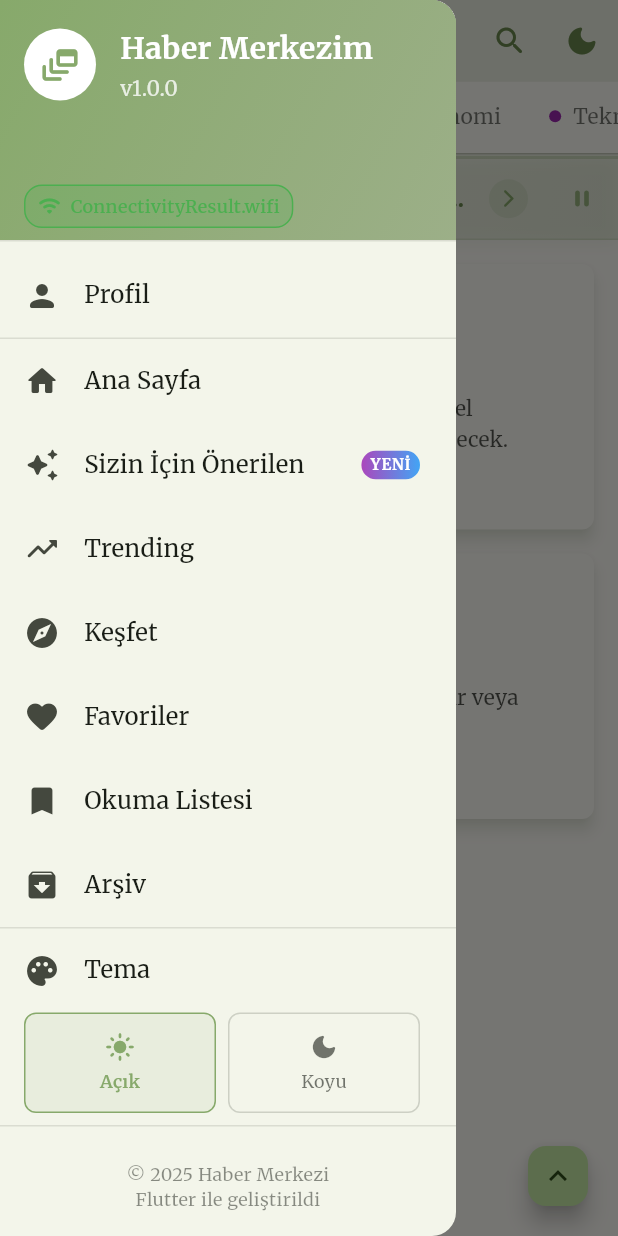
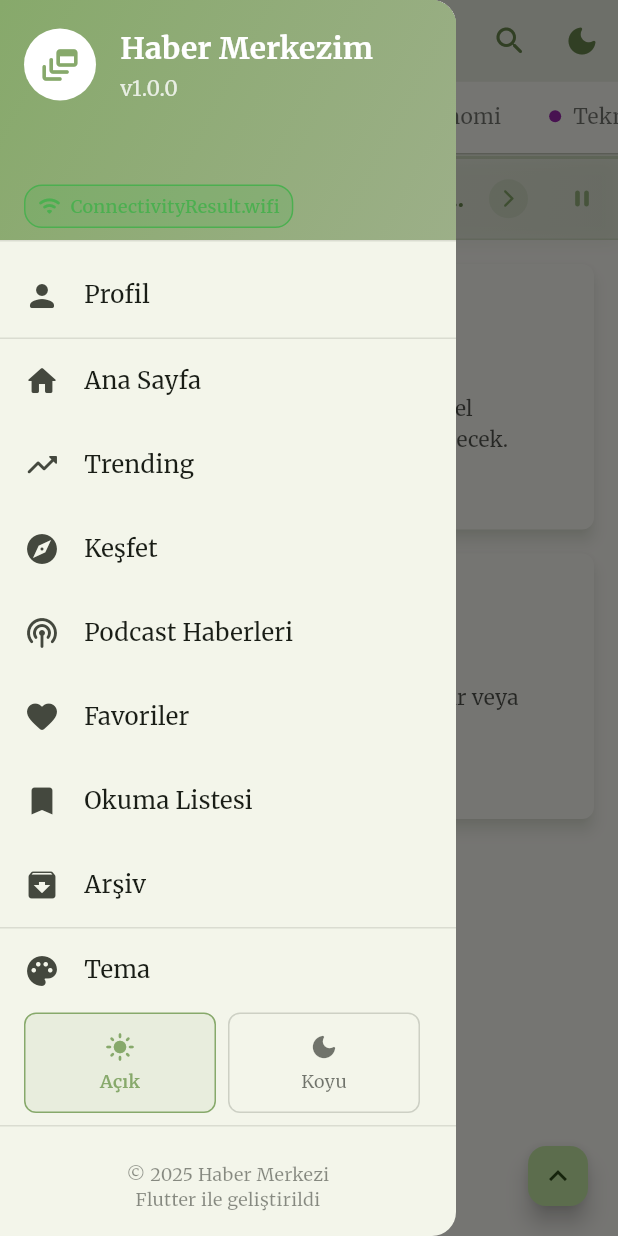
Before and after one commit to caymazyusuf72/habermerkezim, a Flutter app: the HomePage screen opened by its route, with the side drawer open, on a phone screen of 412 x 824 dp. Run offline on Flutter 3.47's test engine with Material 3 defaults, Android fonts, the phone set to English and light mode, and no system bars; drawn by our look-alikes of pull_to_refresh; our stand-ins replace audio_service, cached_network_image, connectivity_plus, dio, fl_chart, flutter_cache_manager and 15 more; missing offline and left inert: home_widget, in_app_update; accounts and stored records are empty; network calls fail; statements that could not run were skipped.

Commit message:
feat: Optimize image caching and update podcast service for better data handling

```diff
--- a/lib/core/services/podcast_service.dart
+++ b/lib/core/services/podcast_service.dart
@@ -111,7 +111,7 @@ class PodcastService {
         title: article.title,
         description: article.description,
         audioUrl: '', // Article'dan audio URL çıkar
-        pubDate: article.publishedAt.toString(),
+        pubDate: article.publishedDate.toString(),
         imageUrl: article.imageUrl,
       );
     }
--- a/lib/presentation/pages/home/widgets/app_drawer.dart
+++ b/lib/presentation/pages/home/widgets/app_drawer.dart
@@ -14,7 +14,7 @@ import '../../custom_categories/custom_categories_page.dart';
 import '../../trending/trending_page.dart';
 import '../../discover/discover_page.dart';
 import '../../archive/archive_page.dart';
-import '../../recommendations/recommendations_page.dart';
+import '../../podcast/podcast_page.dart';
 
 /// Ana drawer widget'ı - yan menü
 /// Kullanıcı profili, ayarlar, hakkında vs. bölümler içerir
@@ -67,41 +67,6 @@ class AppDrawer extends ConsumerWidget {
                   },
                 ),
 
-                // Sizin İçin Önerilen (ML Bazlı) - YENİ!
-                _buildMenuTile(
-                  context,
-                  icon: Icons.auto_awesome_rounded,
-                  title: 'Sizin İçin Önerilen',
-                  trailing: Container(
-                    padding: const EdgeInsets.symmetric(horizontal: 6, vertical: 2),
-                    decoration: BoxDecoration(
-                      gradient: LinearGradient(
-                        colors: [
-                          Colors.purple.shade400,
-                          Colors.blue.shade400,
-                        ],
-                      ),
-                      borderRadius: BorderRadius.circular(10),
-                    ),
-                    child: const Text(
-                      'YENİ',
-                      style: TextStyle(
-                        color: Colors.white,
-                        fontSize: 10,
-                        fontWeight: FontWeight.bold,
-                      ),
-                    ),
-                  ),
-                  onTap: () {
-                    Navigator.of(context).pop();
-                    Navigator.of(context).push(
-                      MaterialPageRoute(
-                        builder: (_) => const RecommendationsPage(),
-                      ),
-                    );
-                  },
-                ),
-
                 // Trending
                 _buildMenuTile(
                   context,
@@ -127,6 +92,21 @@ class AppDrawer extends ConsumerWidget {
                     Navigator.of(context).push(
                       MaterialPageRoute(
                         builder: (_) => const DiscoverPage(),
+                      ),
+                    );
+                  },
+                ),
+
+                // Podcast
+                _buildMenuTile(
+                  context,
+                  icon: Icons.podcasts_rounded,
+                  title: 'Podcast Haberleri',
+                  onTap: () {
+                    Navigator.of(context).pop();
+                    Navigator.of(context).push(
+                      MaterialPageRoute(
+                        builder: (_) => const PodcastPage(),
                       ),
                     );
                   },
```
Also changed, not shown: lib/core/services/image_cache_service.dart (+3 -7 lines), lib/core/services/update_service.dart (+7 -8 lines), lib/presentation/pages/home/widgets/article_card.dart (+11 -0 lines), 5 other files.
